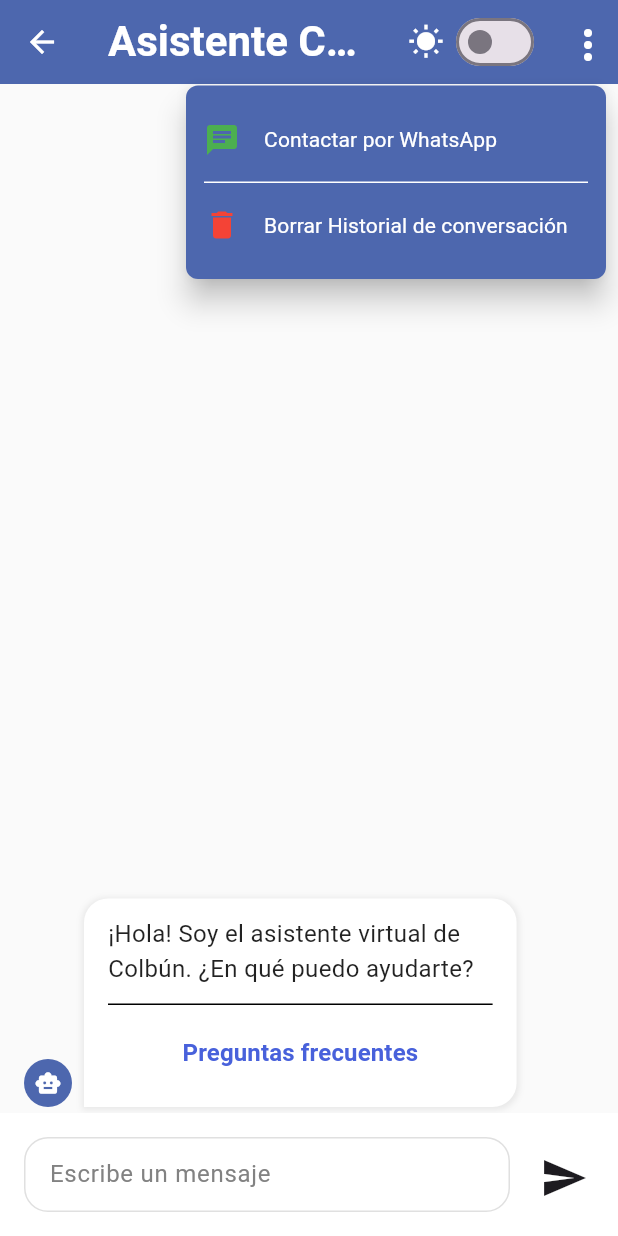
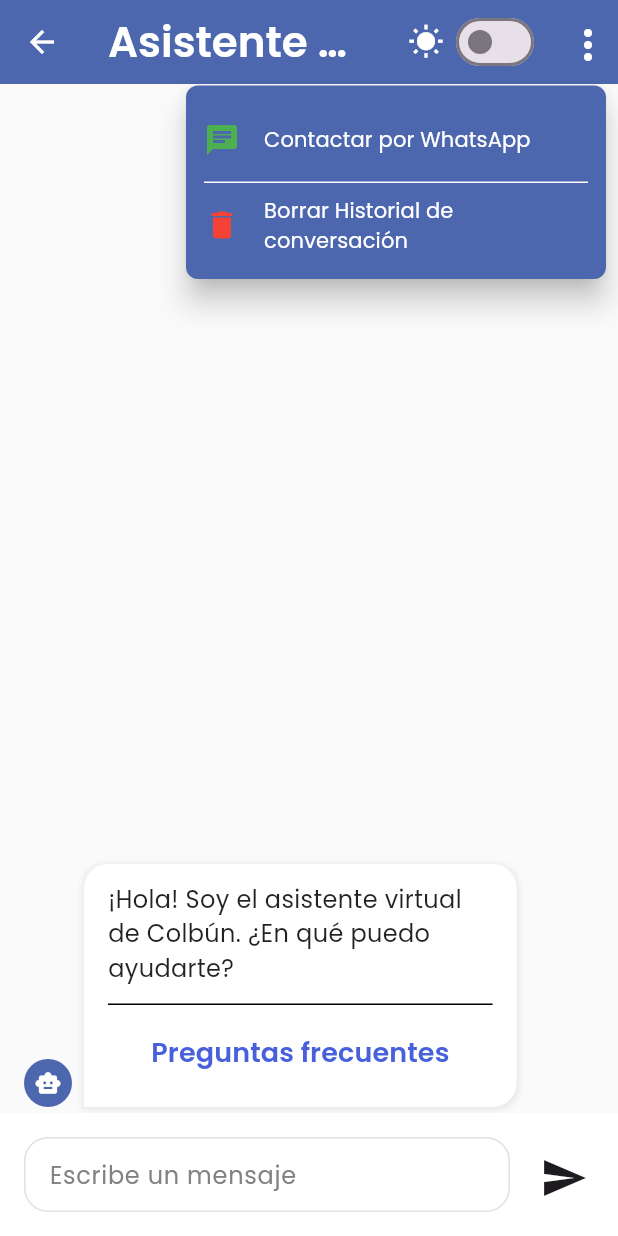
Before and after one commit to BenjajaDev/COLBUN---CONSULTORIA, a Flutter app: the ChatbotScreen screen opened directly, after a tap on the "more vert" icon, on a phone screen of 412 x 824 dp. Run offline on Flutter 3.47's test engine with Material 3 defaults, Android fonts, the phone set to English and light mode, and no system bars; our stand-ins replace cloud_firestore, firebase_auth, firebase_core, flutter_bloc; accounts and stored records are empty; statements that could not run were skipped.

Commit message:
arreglo style

```diff
--- a/lib/features/chatbot/components/chatbot_body.dart
+++ b/lib/features/chatbot/components/chatbot_body.dart
@@ -109,6 +109,7 @@ class ChatbotBody extends StatelessWidget {
               child: Text(option,
               style: const TextStyle(
                 fontSize: 16,
+                fontFamily: 'Poppins',
                 fontWeight: FontWeight.w600,
               ),
               ),
@@ -142,6 +143,7 @@ class ChatbotBody extends StatelessWidget {
                   'Sí, fue útil',
                   style: TextStyle(
                     color: Colors.green,
+                    fontFamily: 'Poppins',
                     fontWeight: FontWeight.w600,
                   ),
                 ),
@@ -163,6 +165,7 @@ class ChatbotBody extends StatelessWidget {
                   'No, no fue útil',
                   style: TextStyle(
                     color: Colors.red,
+                    fontFamily: 'Poppins',
                     fontWeight: FontWeight.w600,
                   ),
                 ),
@@ -254,6 +257,7 @@ class ChatbotBody extends StatelessWidget {
                                 ? Colors.white
                                 : Colors.black87),
                         fontSize: 16,
+                        fontFamily: 'Poppins',
                         fontWeight: FontWeight.w400,
                       ),
                     ),
@@ -287,8 +291,9 @@ class ChatbotBody extends StatelessWidget {
                                   'Fuente',
                                   style: TextStyle(
                                     color: isDarkMode ? Colors.blue[200] : Colors.blue[700],
-                                    fontSize: 14,
-                                    fontWeight: FontWeight.w500,
+                                    fontSize: 16,
+                                    fontFamily: 'Poppins',
+                                    fontWeight: FontWeight.w600,
                                   ),
                                 ),
                               ),
@@ -320,7 +325,8 @@ class ChatbotBody extends StatelessWidget {
                                   "Preguntas frecuentes",
                                   style: TextStyle(
                                     color: Color(0xff4861DB),
-                                    fontSize: 16,
+                                    fontFamily: 'Poppins',
+                                    fontSize: 18,
                                     fontWeight: FontWeight.w600,
                                   ),
                                 )
--- a/lib/features/chatbot/components/chatbot_footer.dart
+++ b/lib/features/chatbot/components/chatbot_footer.dart
@@ -89,6 +89,8 @@ class _ChatbotFooterState extends State<ChatbotFooter> {
                 controller: _textController,
                 style: TextStyle(
                   color: widget.isDarkMode ? Colors.white : Colors.black,
+                  fontFamily: 'Poppins',
+                  fontWeight: FontWeight.w400,
                 ),
                 decoration: InputDecoration(
                   hintText: 'Escribe un mensaje',
@@ -97,7 +99,9 @@ class _ChatbotFooterState extends State<ChatbotFooter> {
                     color: widget.isDarkMode
                         ? Colors.grey[400]
                         : const Color(0xFF828282),
+                    fontFamily: 'Poppins',
                     fontWeight: FontWeight.w400,
+
                     fontSize: 16,
                   ),
                 ),
--- a/lib/features/chatbot/components/chatbot_header.dart
+++ b/lib/features/chatbot/components/chatbot_header.dart
@@ -48,6 +48,7 @@ class ChatbotHeader extends StatelessWidget implements PreferredSizeWidget {
             style: TextStyle(
               fontSize: 28,
               fontWeight: FontWeight.w600,
+              fontFamily: 'Poppins',
               color: Color(0xFFFFFFFF),
             ),
           ),
@@ -117,6 +118,7 @@ class ChatbotHeader extends StatelessWidget implements PreferredSizeWidget {
                           'Contactar por WhatsApp',
                           style: TextStyle(
                             color: Colors.white,
+                            fontFamily: 'Poppins',
                             fontWeight: FontWeight.w400,
                           ),
                         ),
@@ -143,6 +145,7 @@ class ChatbotHeader extends StatelessWidget implements PreferredSizeWidget {
                           style: TextStyle(
                             color: Colors.white,
                             fontWeight: FontWeight.w400,
+                            fontFamily: 'Poppins',
                           ),
                         ),
                       ),
```
Also changed, not shown: pubspec.yaml (+8 -0 lines), assets/fonts/Poppins-Bold.ttf (added), assets/fonts/Poppins-Medium.ttf (added), assets/fonts/Poppins-Regular.ttf (added), assets/fonts/Poppins-SemiBold.ttf (added).
